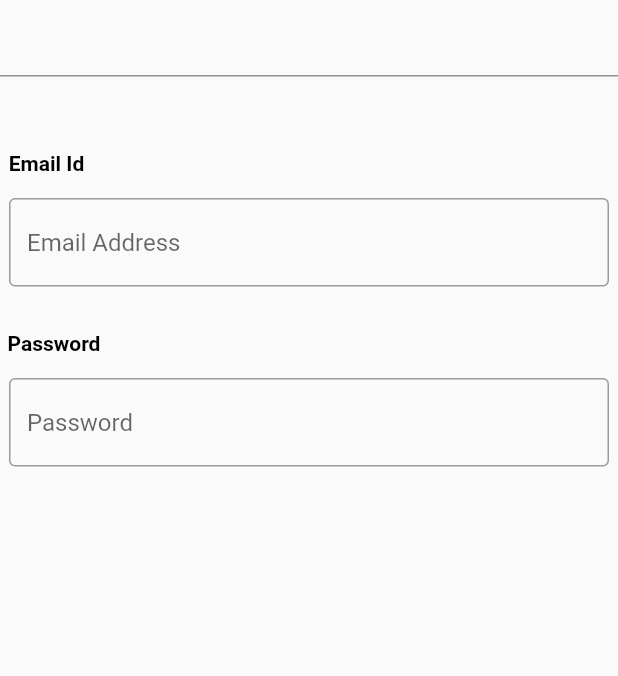
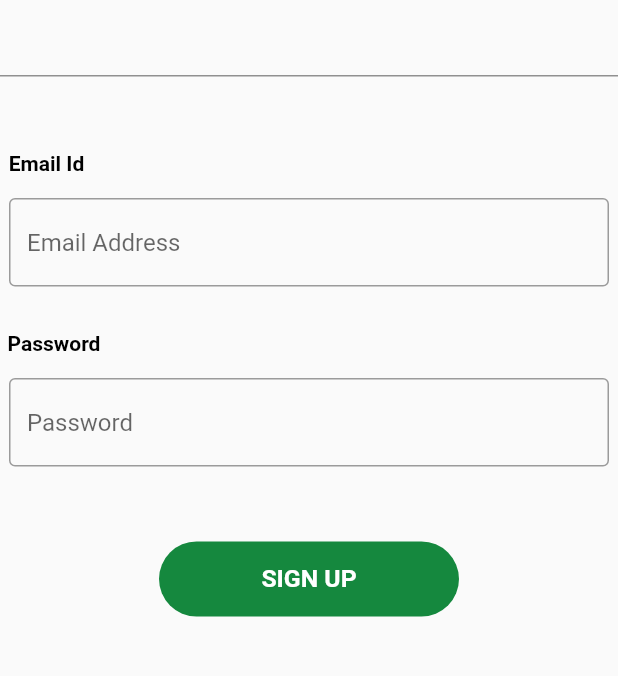
Before and after one commit to Samyak2406/spotify-clone, a Flutter app: the signIn screen opened by its route, on a phone screen of 412 x 824 dp, the part 243-919 px from its top. Run offline on Flutter 3.47's test engine with Material 2 defaults, Android fonts, the phone set to English and light mode, and no system bars; our stand-ins replace audioplayers, firebase_auth, line_icons; missing offline and left inert: hovering; accounts and stored records are empty.

Commit message:
Sign UP with firebase added.

```diff
--- a/lib/constants.dart
+++ b/lib/constants.dart
@@ -1,4 +1,8 @@
 import 'package:flutter/material.dart';
+
+String pwd="";
+String userEmail="";
+bool Cauth=false;
 
 var leftbar = Color(0xff040404);
 var topbar = Color(0xff090909);
--- a/lib/main.dart
+++ b/lib/main.dart
@@ -12,7 +12,7 @@ class MyApp extends StatelessWidget {
   Widget build(BuildContext context) {
     return MaterialApp(
       debugShowCheckedModeBanner: false,
-      initialRoute: signIn.id,
+      initialRoute: homepage.id,
       routes: {
         homepage.id:(context)=>homepage(),
         signIn.id:(context)=>signIn(),
--- a/lib/signIn.dart
+++ b/lib/signIn.dart
@@ -1,14 +1,20 @@
+import 'package:flutter/cupertino.dart';
 import 'package:flutter/material.dart';
+import "package:firebase_auth/firebase_auth.dart";
+import 'package:spotify/homepage.dart';
 import 'constants.dart';
 
 class signIn extends StatelessWidget {
   static const id = "signIn";
+  final FirebaseAuth _auth = FirebaseAuth.instance;
+
 
   @override
   Widget build(BuildContext context) {
     return Scaffold(
       body: Center(
         child: ListView(
+//          shrinkWrap: true,
           children: [
             SizedBox(
               height: 50,
@@ -49,6 +55,7 @@ class signIn extends StatelessWidget {
                   child: TextField(
                     onChanged: (Temail){
 //                    TODO:
+                    userEmail=Temail;
                     },
                     cursorColor: Colors.black,
                     decoration: InputDecoration(
@@ -95,6 +102,7 @@ class signIn extends StatelessWidget {
 
                     onChanged: (Tpwd){
 //                    TODO:
+                    pwd=Tpwd;
                     },
                     obscureText: true,
                     cursorColor: Colors.black,
@@ -116,6 +124,11 @@ class signIn extends StatelessWidget {
                     ),
                   ),
                 ),
+                SizedBox(height: 50,),
+                Transform.translate(
+                  offset: Offset(0,0),
+                  child: loginBox(_auth)
+                )
               ],
             ),
           ],
@@ -124,3 +137,76 @@ class signIn extends StatelessWidget {
     );
   }
 }
+
+
+class loginBox extends StatefulWidget {
+  FirebaseAuth _auth;
+  loginBox(this._auth);
+  @override
+  _loginBoxState createState() => _loginBoxState();
+
+}
+
+class _loginBoxState extends State<loginBox> {
+
+
+  var greens=Color(0xff15883E);
+  Future login() async {
+//    print(userEmail+"  "+pwd);
+    try {
+      final UserCredential userCredential = await widget._auth
+          .createUserWithEmailAndPassword(
+        email: userEmail,
+        password: pwd,
+      );
+//      print(userCredential);
+    Cauth=true;
+    Navigator.pushNamed(context, homepage.id);
+    }
+    catch(e){
+//      print("_");
+      return false;
+    }
+  }
+
+  @override
+  Widget build(BuildContext context) {
+    return MouseRegion(
+      onEnter: (_){
+        setState(() {
+          greens=Colors.green;
+        });
+      },
+      onExit: (_){
+        setState(() {
+          greens=Color(0xff15883E);
+        });
+      },
+      child: GestureDetector(
+        onTap: (){
+          //LOG IN
+           login();
+        },
+        child: AnimatedContainer(
+          duration: Duration(milliseconds: 300),
+          width: 200,
+          height: 50,
+          child: Center(
+            child: Text(
+              "SIGN UP",
+              style: TextStyle(
+                  color: Colors.white,
+                  fontWeight: FontWeight.w600,
+                  fontSize: 16.5,
+              ),
+            ),
+          ),
+          decoration: BoxDecoration(
+            color: greens,
+            borderRadius: BorderRadius.circular(50),
+          ),
+        ),
+      ),
+    );
+  }
+}
--- a/pubspec.yaml
+++ b/pubspec.yaml
@@ -32,6 +32,8 @@ dependencies:
   responsive_scaffold: ^1.3.0+2
   audioplayers: ^0.17.0
   hovering: ^1.0.2
+  firebase_core: ^0.5.2+1
+  firebase_auth: ^0.18.3+1
 
 
 dev_dependencies:
```
Also changed, not shown: lib/w_homePage.dart (+14 -3 lines), pubspec.lock, 1 other file.
